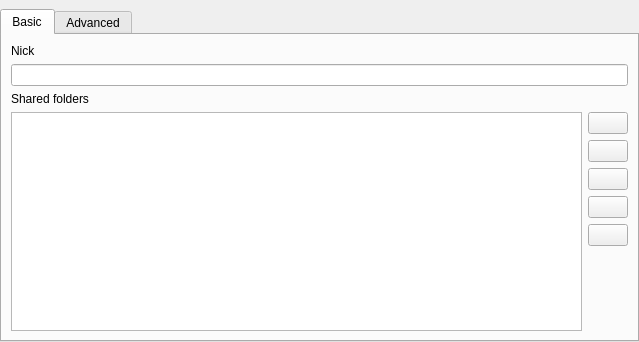
The window that application/GUI/Settings/WidgetSettings.ui (Ummon/D-LAN) describes before a commit, drawn with Qt 5.
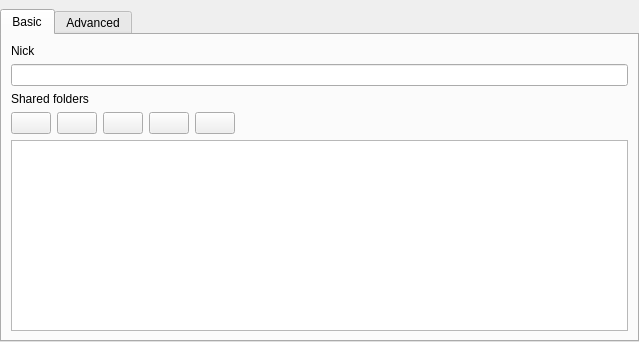
The same window after the commit. The open tabs and pages were chosen to show the change. Icons and pictures are not drawn.

Commit message: Move the buttons to add/delete/... shared directory to a better place.

Diff of the .ui file:
```diff
--- a/application/GUI/Settings/WidgetSettings.ui
+++ b/application/GUI/Settings/WidgetSettings.ui
@@ -39,7 +39,7 @@
       <attribute name="title">
        <string>Basic</string>
       </attribute>
-      <layout class="QVBoxLayout" name="layBasic" stretch="0,0,0,2">
+      <layout class="QVBoxLayout" name="layBasic" stretch="0,0,0,0,2">
        <item>
         <widget class="QLabel" name="lblNick">
          <property name="text">
@@ -62,19 +62,7 @@
         </widget>
        </item>
        <item>
-        <layout class="QHBoxLayout" name="layShared">
-         <item>
-          <widget class="QTableView" name="tblShareDirs">
-           <property name="alternatingRowColors">
-            <bool>true</bool>
-           </property>
-           <attribute name="horizontalHeaderHighlightSections">
-            <bool>false</bool>
-           </attribute>
-          </widget>
-         </item>
-         <item>
-          <layout class="QVBoxLayout" name="laySharedButtons" stretch="0,0,0,0,0,0">
+        <layout class="QHBoxLayout" name="horizontalLayout_2" stretch="0,0,0,0,0,0">
            <item>
             <widget class="QPushButton" name="butAddShared">
              <property name="toolTip">
@@ -106,20 +94,6 @@
              </property>
             </widget>
            </item>
-           <item>
-            <widget class="QPushButton" name="butMoveUpShared">
-             <property name="toolTip">
-              <string>Move up the selected shared directory</string>
-             </property>
-             <property name="text">
-              <string/>
-             </property>
-             <property name="icon">
-              <iconset resource="../ressources.qrc">
-               <normaloff>:/icons/ressources/arrow_up.png</normaloff>:/icons/ressources/arrow_up.png</iconset>
-             </property>
-            </widget>
-           </item>
            <item>
             <widget class="QPushButton" name="butMoveDownShared">
              <property name="toolTip">
@@ -134,6 +108,20 @@
              </property>
             </widget>
            </item>
+         <item>
+          <widget class="QPushButton" name="butMoveUpShared">
+           <property name="toolTip">
+            <string>Move up the selected shared directory</string>
+           </property>
+           <property name="text">
+            <string/>
+           </property>
+           <property name="icon">
+            <iconset resource="../ressources.qrc">
+             <normaloff>:/icons/ressources/arrow_up.png</normaloff>:/icons/ressources/arrow_up.png</iconset>
+           </property>
+          </widget>
+         </item>
            <item>
             <widget class="QPushButton" name="butOpenFolder">
              <property name="toolTip">
@@ -149,19 +137,31 @@
             </widget>
            </item>
            <item>
-            <spacer name="spacerShared">
+          <spacer name="horizontalSpacer">
              <property name="orientation">
-              <enum>Qt::Vertical</enum>
+            <enum>Qt::Horizontal</enum>
              </property>
              <property name="sizeHint" stdset="0">
               <size>
-               <width>20</width>
+             <width>40</width>
                <height>20</height>
               </size>
              </property>
             </spacer>
            </item>
           </layout>
+       </item>
+       <item>
+        <layout class="QHBoxLayout" name="layShared">
+         <item>
+          <widget class="QTableView" name="tblShareDirs">
+           <property name="alternatingRowColors">
+            <bool>true</bool>
+           </property>
+           <attribute name="horizontalHeaderHighlightSections">
+            <bool>false</bool>
+           </attribute>
+          </widget>
          </item>
         </layout>
        </item>
```
Left out of the diff: 2 changed lines with no effect on the pictures. Lines whose indentation alone changed are shown as unchanged.
